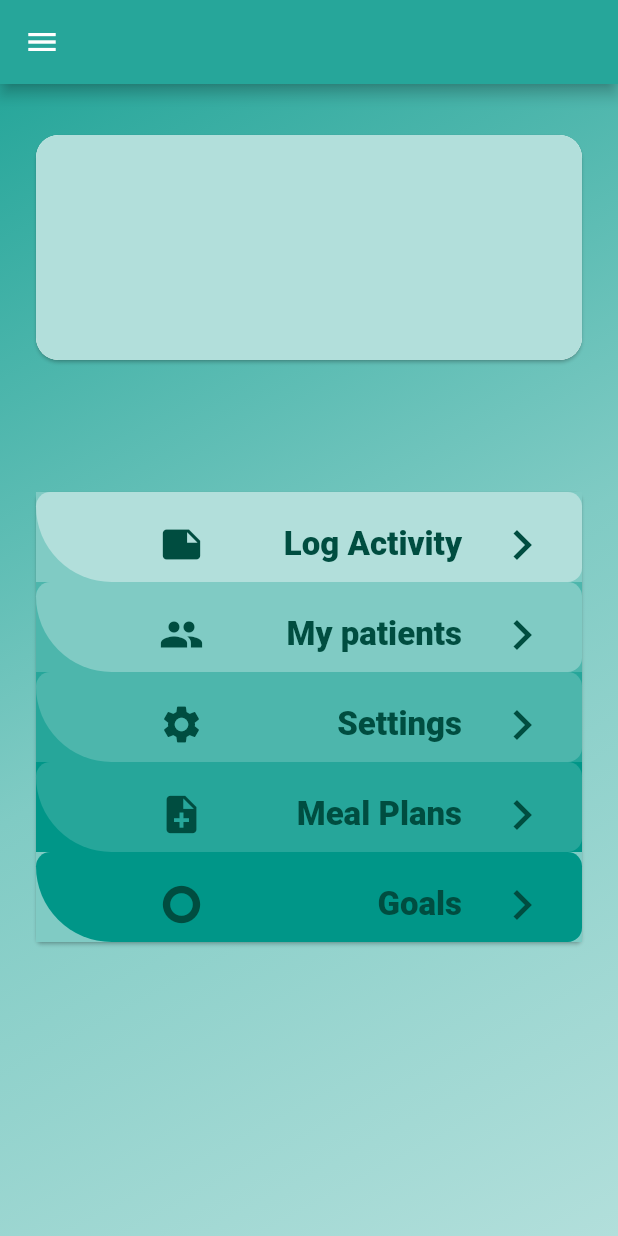
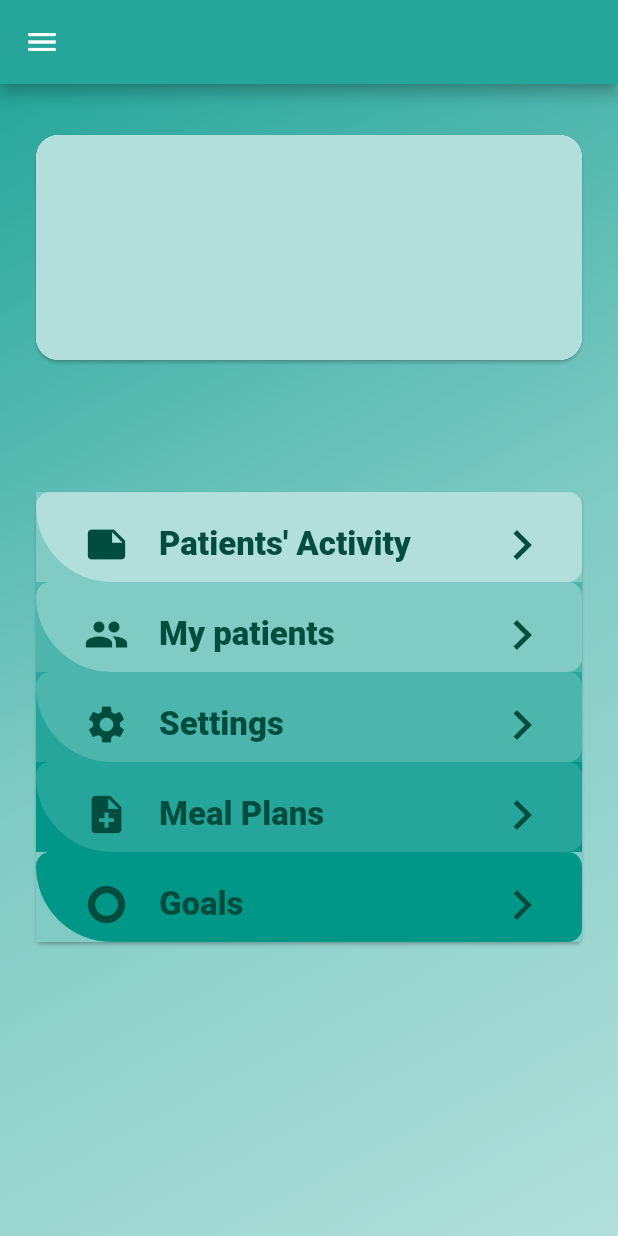
Before and after one commit to anastasiamela/Eating_Disorder_App, a Flutter app: the FirstScreen screen opened directly, on a phone screen of 412 x 824 dp. Run offline on Flutter 3.47's test engine with Material 2 defaults, Android fonts, the phone set to English and light mode, and no system bars; our stand-ins replace cloud_firestore, firebase_auth, firebase_core, table_calendar, toggle_switch; missing offline and left inert: emojis, sticky_grouped_list; accounts and stored records are empty.

Commit message:
little changes to first screen and curved list item

```diff
--- a/lib/screens/clinicians/first_screen_clinician.dart
+++ b/lib/screens/clinicians/first_screen_clinician.dart
@@ -57,7 +57,7 @@ class FirstScreenClinician extends StatelessWidget {
                     Navigator.of(ctx).pushReplacementNamed(LogActivityOfPatientsScreen.routeName);
                   },
                   child: CurvedListItem(
-                    title: 'Log Activity',
+                    title: 'Patients\' Activity',
                     color: Colors.teal[100],
                     nextColor: Colors.teal[200],
                     icon: Icons.note,
--- a/lib/widgets/curved_list_item.dart
+++ b/lib/widgets/curved_list_item.dart
@@ -37,7 +37,7 @@ class CurvedListItem extends StatelessWidget {
           crossAxisAlignment: CrossAxisAlignment.end,
           children: [
             Container(
-              width: MediaQuery.of(context).size.width - 150,
+              width: MediaQuery.of(context).size.width - 100,
               child: Row(
                 mainAxisAlignment: MainAxisAlignment.end,
                 children: [
@@ -46,13 +46,17 @@ class CurvedListItem extends StatelessWidget {
                     color: Colors.teal[900],
                     size: 30,
                   ),
-                  Expanded(child: SizedBox()),
-                  Text(
-                    title,
-                    style: TextStyle(
-                        color: Colors.teal[900],
-                        fontSize: 22,
-                        fontWeight: FontWeight.w800),
+                  SizedBox(
+                    width: 20,
+                  ),
+                  Expanded(
+                    child: Text(
+                      title,
+                      style: TextStyle(
+                          color: Colors.teal[900],
+                          fontSize: 22,
+                          fontWeight: FontWeight.w800),
+                    ),
                   ),
                   SizedBox(
                     width: 20,
```
